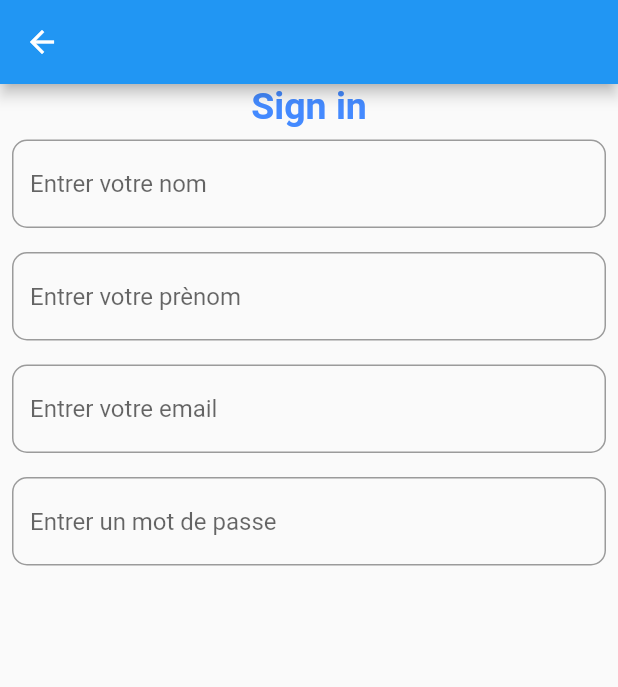
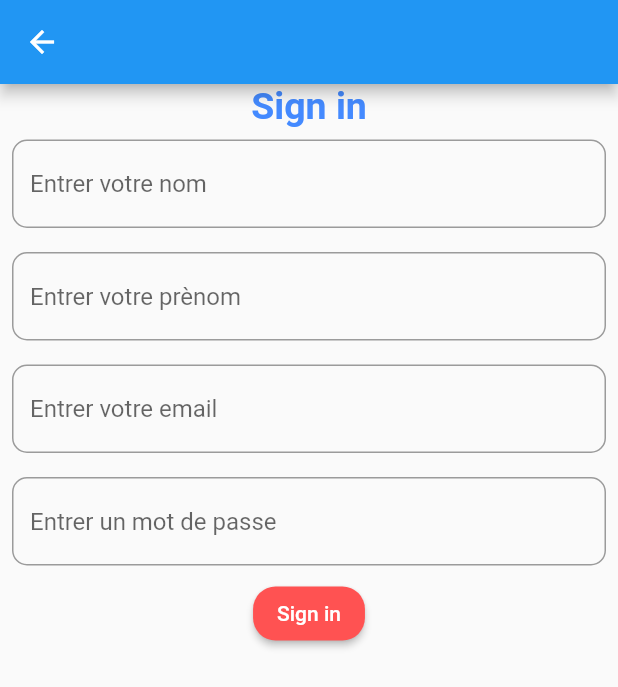
Before and after one commit to CocheteuxLaurent/projet_food, a Flutter app: the InscriptionCompte screen opened directly, on a phone screen of 412 x 824 dp. Shown: the top 687 px of the screen. Run offline on Flutter 3.47's test engine with Material 2 defaults, Android fonts, the phone set to English and light mode, and no system bars; our stand-ins replace badges.

Commit message:
news code

```diff
--- a/lib/InscriptionCompte.dart
+++ b/lib/InscriptionCompte.dart
@@ -68,6 +68,16 @@ class _InscriptionCompteState extends State<InscriptionCompte> {
                 obscureText: true,
               ),
             ),
+            ElevatedButton(
+              onPressed: () {},
+              child: Text('Sign in'),
+              style: ElevatedButton.styleFrom(
+                primary: Colors.redAccent,
+                shape: RoundedRectangleBorder(
+                  borderRadius: BorderRadius.circular(15),
+                ),
+              ),
+            ),
           ],
         ),
       ),
```
